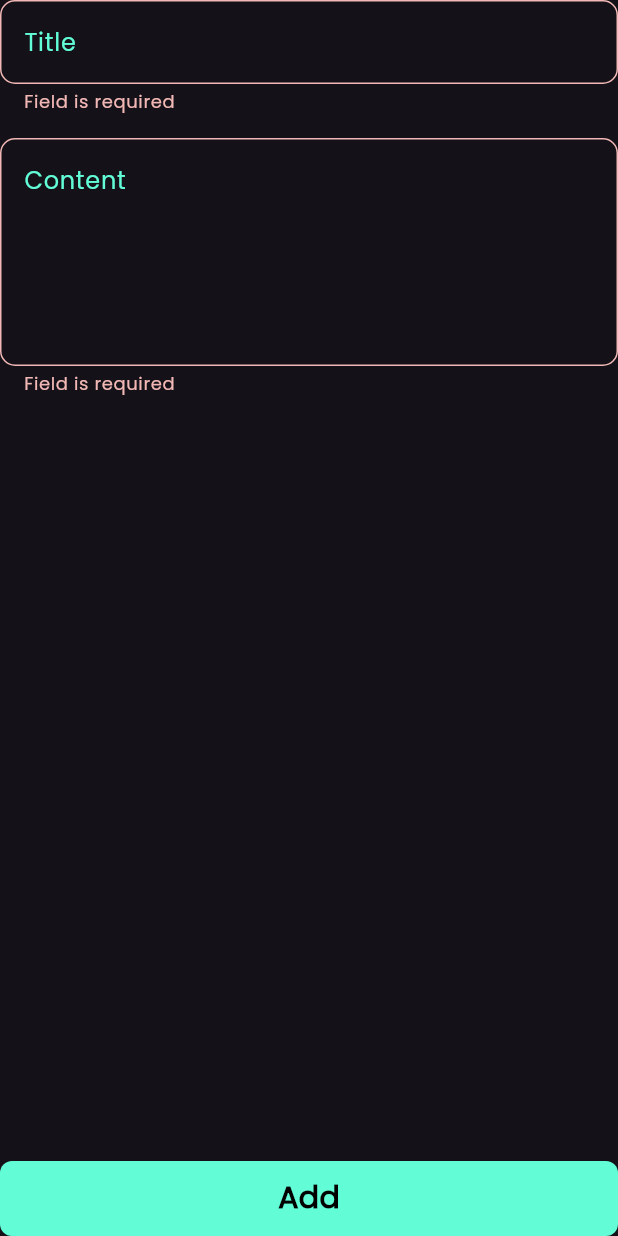
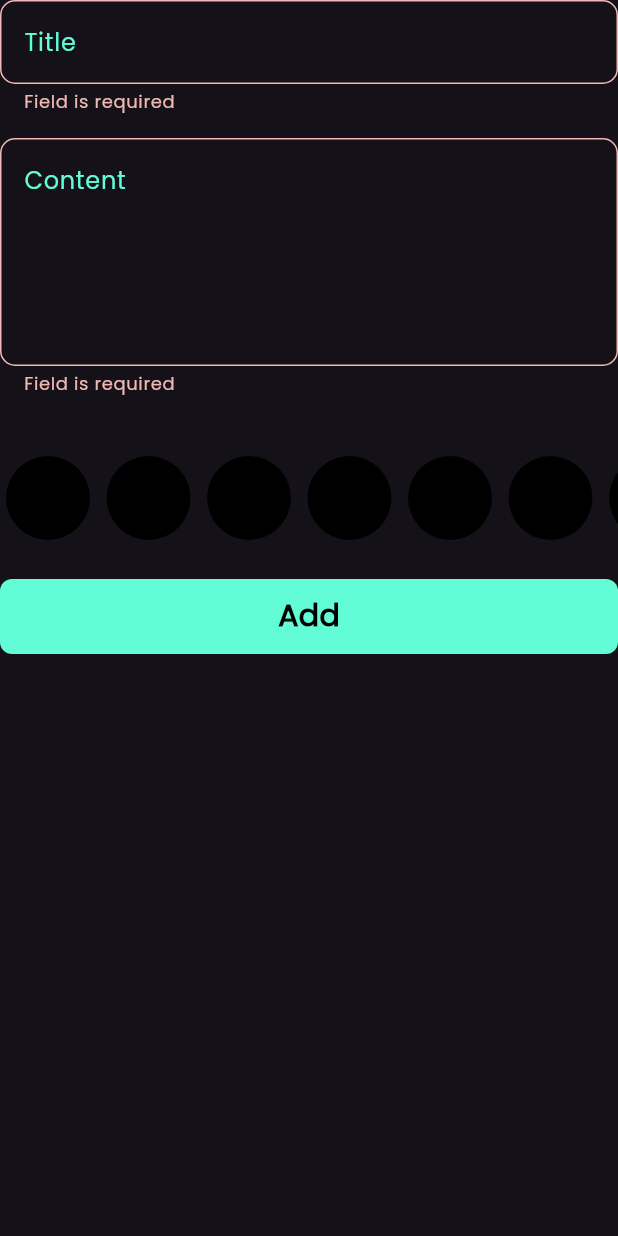
Before and after one commit to MostafaAjep/Notes-app, a Flutter app: the AddNoteForm widget shown alone on an empty page, opened directly, after a tap on "Add", on a phone screen of 412 x 824 dp. Run offline on Flutter 3.47's test engine with Material 3 defaults, Android fonts, the phone set to English and light mode, and no system bars; our stand-ins replace flutter_bloc, font_awesome_flutter, hive, hive_flutter; accounts and stored records are empty.

Commit message:
create colors list view

```diff
--- a/lib/widgets/add_note_form.dart
+++ b/lib/widgets/add_note_form.dart
@@ -3,6 +3,7 @@ import 'package:flutter_bloc/flutter_bloc.dart';
 import 'package:intl/intl.dart';
 import '../cubits/add_note_cubit/add_note_cubit.dart';
 import '../models/note_model.dart';
+import 'colors_list_view.dart';
 import 'custom_button.dart';
 import 'custom_text_field.dart';
 
@@ -26,6 +27,7 @@ class _AddNoteFormState extends State<AddNoteForm> {
     return Form(
       key: formKey,
       autovalidateMode: autovalidateMode,
+      child: SingleChildScrollView(
         child: Column(
           children: [
             CustomTextField(
@@ -40,17 +42,29 @@ class _AddNoteFormState extends State<AddNoteForm> {
                 onSaved: (value) {
                   subtitle = value;
                 }),
-          const Spacer(),
+            const SizedBox(height: 40),
+            const ColorsListView(),
             BlocBuilder<AddNoteCubit, AddNoteState>(
               builder: (context, state) {
                 return CustomButton(
                   isLoading: state is AddNoteLoading ? true : false,
                   onTap: () {
+                    validateAndFormat(context);
+                  },
+                );
+              },
+            ),
+          ],
+        ),
+      ),
+    );
+  }
+
+  void validateAndFormat(BuildContext context) {
     if (formKey.currentState!.validate()) {
       formKey.currentState!.save();
       var currentDate = DateTime.now();
-                    var formattedDate =
-                        DateFormat('dd/MM/yyyy').format(currentDate);
+      var formattedDate = DateFormat('dd/MM/yyyy').format(currentDate);
       var noteModel = NoteModel(
         title: title!,
         subtitle: subtitle!,
@@ -66,12 +80,5 @@ class _AddNoteFormState extends State<AddNoteForm> {
         autovalidateMode = AutovalidateMode.always;
       });
     }
-                },
-              );
-            },
-          ),
-        ],
-      ),
-    );
   }
 }
--- /dev/null
+++ b/lib/widgets/color_item.dart
@@ -0,0 +1,16 @@
+import 'package:flutter/material.dart';
+
+class ColorItem extends StatelessWidget {
+  const ColorItem({super.key});
+
+  @override
+  Widget build(BuildContext context) {
+    return const Padding(
+      padding: EdgeInsets.only(right: 3),
+      child: CircleAvatar(
+        radius: 32,
+        backgroundColor: Colors.black,
+      ),
+    );
+  }
+}
--- /dev/null
+++ b/lib/widgets/colors_list_view.dart
@@ -0,0 +1,23 @@
+import 'package:flutter/material.dart';
+
+import 'color_item.dart';
+
+class ColorsListView extends StatelessWidget {
+  const ColorsListView({super.key});
+
+  @override
+  Widget build(BuildContext context) {
+    return SizedBox(
+      height: (32 * 2) + 10,
+      child: Padding(
+        padding: const EdgeInsets.only(bottom: 18),
+        child: ListView.builder(
+          itemBuilder: (context, index) => const ColorItem(),
+          itemCount: 10,
+          scrollDirection: Axis.horizontal,
+          physics: const BouncingScrollPhysics(),
+        ),
+      ),
+    );
+  }
+}
--- a/lib/widgets/custom_button.dart
+++ b/lib/widgets/custom_button.dart
@@ -7,7 +7,9 @@ class CustomButton extends StatelessWidget {
   final bool isLoading;
   @override
   Widget build(BuildContext context) {
-    return InkWell(
+    return Padding(
+      padding: const EdgeInsets.only(top: 8),
+      child: InkWell(
         onTap: onTap,
         child: Container(
           width: MediaQuery.of(context).size.width,
@@ -37,6 +39,7 @@ class CustomButton extends StatelessWidget {
                   ),
                 ),
         ),
+      ),
     );
   }
 }
```
Lines whose indentation alone changed are shown as unchanged.
